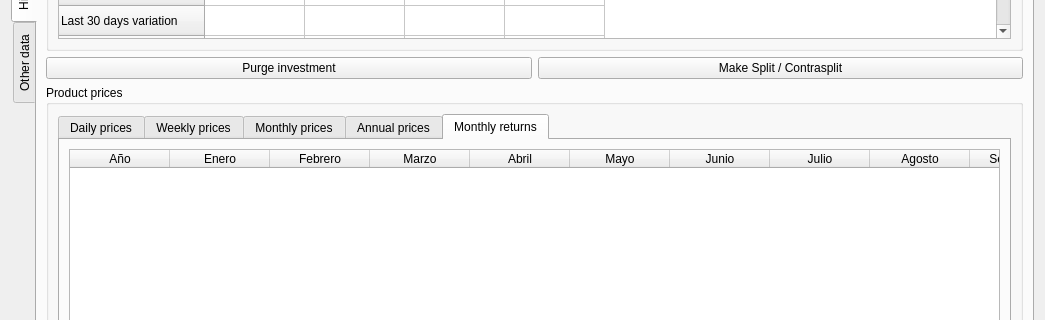
Old version of the form ui/frmAnalisis.ui in the repository turulomio/xulpymoney; both pictures show x 0 to 1045 and y 329 to 649 of the 1045 by 768 pixel window.
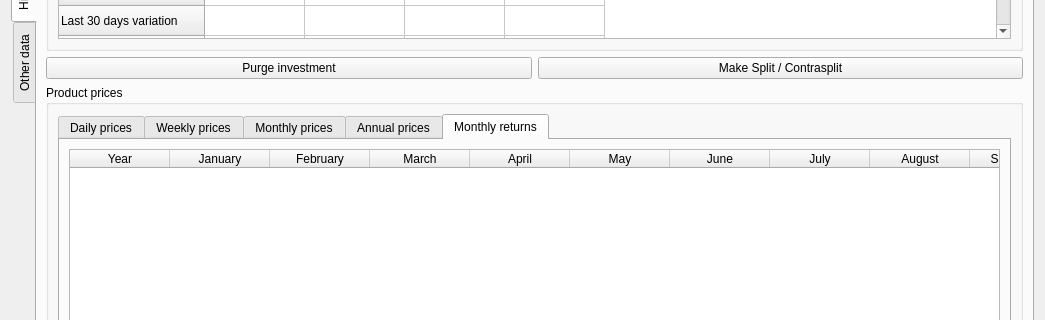
New version of the form. The open tabs and pages were chosen to show the change. Icons and pictures are not drawn. Custom widgets are drawn as their Qt base class.

The edit to the form file:
```diff
--- a/ui/frmAnalisis.ui
+++ b/ui/frmAnalisis.ui
@@ -1130,67 +1130,67 @@
                     </attribute>
                     <column>
                      <property name="text">
-                      <string>Año</string>
+                      <string>Year</string>
                      </property>
                     </column>
                     <column>
                      <property name="text">
-                      <string>Enero</string>
+                      <string>January</string>
                      </property>
                     </column>
                     <column>
                      <property name="text">
-                      <string>Febrero</string>
+                      <string>February</string>
                      </property>
                     </column>
                     <column>
                      <property name="text">
-                      <string>Marzo</string>
+                      <string>March</string>
                      </property>
                     </column>
                     <column>
                      <property name="text">
-                      <string>Abril</string>
+                      <string>April</string>
                      </property>
                     </column>
                     <column>
                      <property name="text">
-                      <string>Mayo</string>
+                      <string>May</string>
                      </property>
                     </column>
                     <column>
                      <property name="text">
-                      <string>Junio</string>
+                      <string>June</string>
                      </property>
                     </column>
                     <column>
                      <property name="text">
-                      <string>Julio</string>
+                      <string>July</string>
                      </property>
                     </column>
                     <column>
                      <property name="text">
-                      <string>Agosto</string>
+                      <string>August</string>
                      </property>
                     </column>
                     <column>
                      <property name="text">
-                      <string>Septiembre</string>
+                      <string>September</string>
                      </property>
                     </column>
                     <column>
                      <property name="text">
-                      <string>Octubre</string>
+                      <string>October</string>
                      </property>
                     </column>
                     <column>
                      <property name="text">
-                      <string>Noviembre</string>
+                      <string>November</string>
                      </property>
                     </column>
                     <column>
                      <property name="text">
-                      <string>Diciembre</string>
+                      <string>December</string>
                      </property>
                     </column>
                     <column>
```
Left out of the diff: 56 changed lines with no effect on the pictures.
